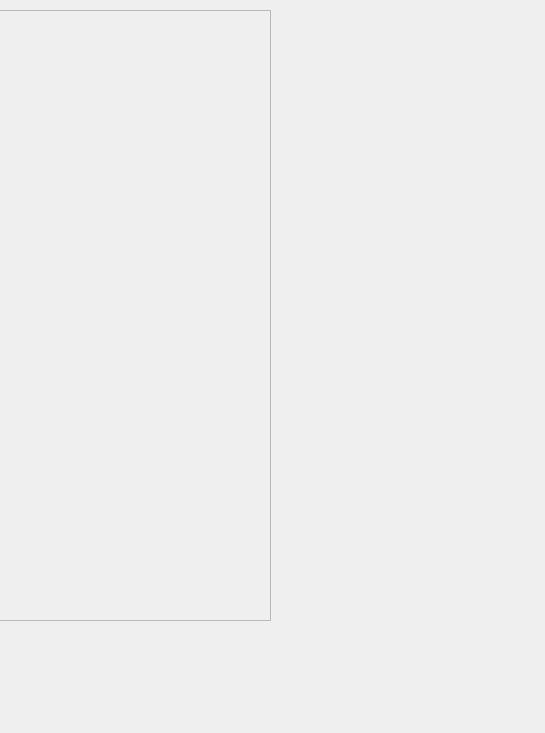
This is THUnderClient/view/stumainpage.ui in Lander-Hatsune/THUnder-class as Qt 5 draws it before an edit; both pictures show x 760 to 1305 and y 0 to 733 of the 1305 by 733 pixel window. The edited form follows.
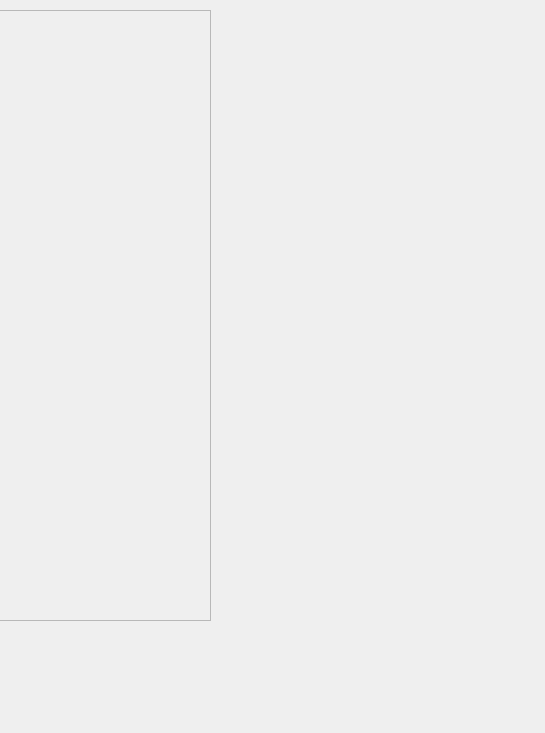
This is the edited form.

The edit to the form file:
```diff
--- a/THUnderClient/view/stumainpage.ui
+++ b/THUnderClient/view/stumainpage.ui
@@ -18,7 +18,7 @@
     <rect>
      <x>10</x>
      <y>10</y>
-     <width>1021</width>
+     <width>961</width>
      <height>611</height>
     </rect>
    </property>
@@ -30,7 +30,7 @@
      <rect>
       <x>0</x>
       <y>0</y>
-      <width>1019</width>
+      <width>959</width>
       <height>609</height>
      </rect>
     </property>
```
